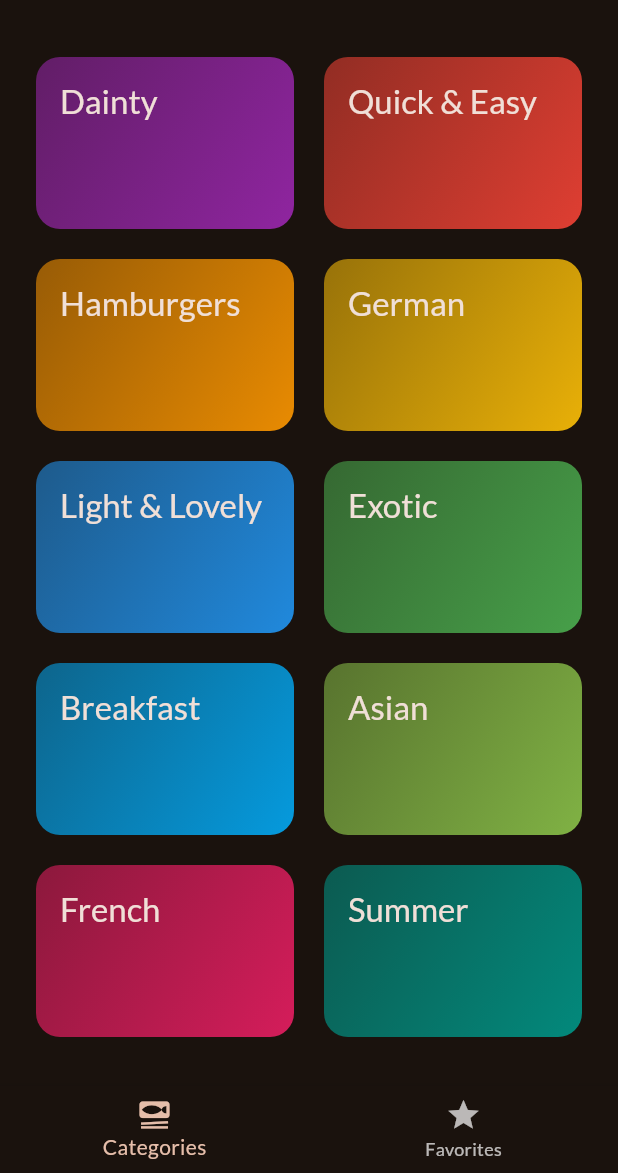
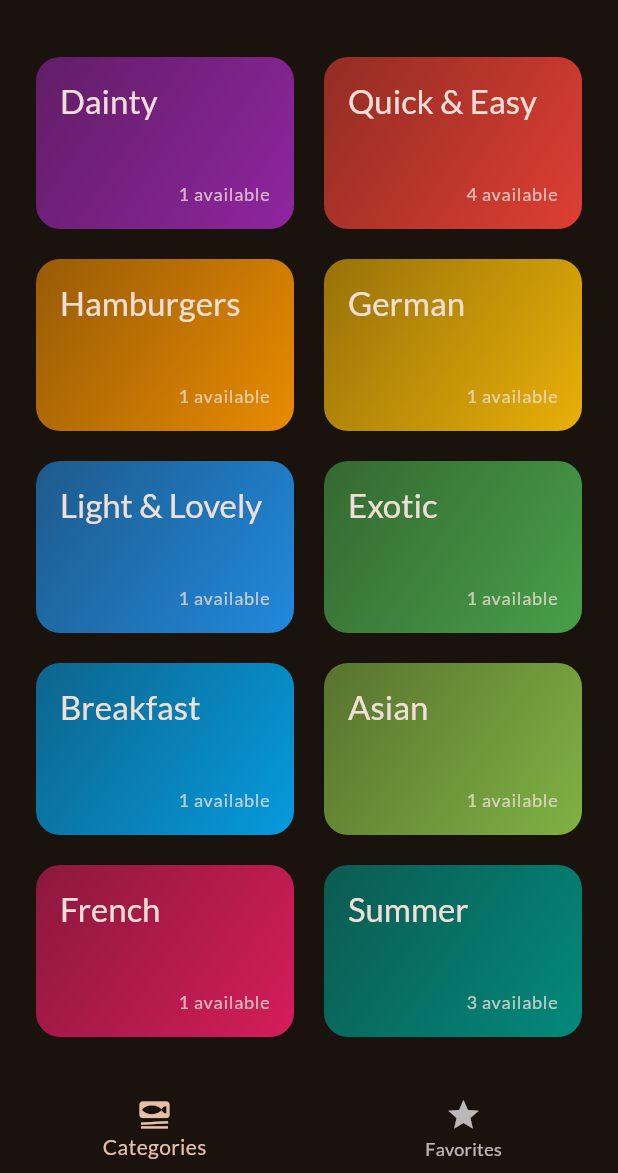
Before and after one commit to Kenzirey/Assignment-2-Meals-App, a Flutter app: the screen it shows after launch, on a phone screen of 412 x 824 dp, the part 63-1236 px from its top. Run offline on Flutter 3.47's test engine with Material 3 defaults, Android fonts, the phone set to English and light mode, and no system bars; our stand-ins replace google_fonts, transparent_image.

Commit message:
Categories show available number of meals

```diff
--- a/meals_app/lib/models/category.dart
+++ b/meals_app/lib/models/category.dart
@@ -1,4 +1,5 @@
 import 'package:flutter/material.dart';
+import 'package:meals_app/providers/meal_provider.dart';
 
 class Category {
   const Category({
@@ -10,4 +11,10 @@ class Category {
   final String id;
   final String title;
   final Color color;
+
+  /// Gets the amount of meals that are currently visible in the category,
+  /// after applying filters.
+  int getNumMealsVisibleInCategory() {
+    return MealProvider.getFilteredMealsInCategory(id).length;
+  }
 }
--- a/meals_app/lib/widgets/category_grid_item.dart
+++ b/meals_app/lib/widgets/category_grid_item.dart
@@ -33,11 +33,24 @@ class CategoryGridItem extends StatelessWidget {
             end: Alignment.bottomRight,
           ),
         ),
-        child: Text(
-          category.title,
-          style: Theme.of(context).textTheme.titleLarge!.copyWith(
-            color: Theme.of(context).colorScheme.onSurface,
-          ),
+        child: Stack(
+          children: [
+            Text(
+              category.title,
+              style: Theme.of(context).textTheme.titleLarge!.copyWith(
+                color: Theme.of(context).colorScheme.onSurface,
+              ),
+            ),
+            Align(
+              alignment: Alignment.bottomRight,
+              child: Text(
+                "${category.getNumMealsVisibleInCategory()} available",
+                style: Theme.of(context).textTheme.labelMedium!.copyWith(
+                  color: Theme.of(context).colorScheme.onSurface.withAlpha(200),
+                ),
+              )
+            ),
+          ],
         ),
       ),
     );
```
